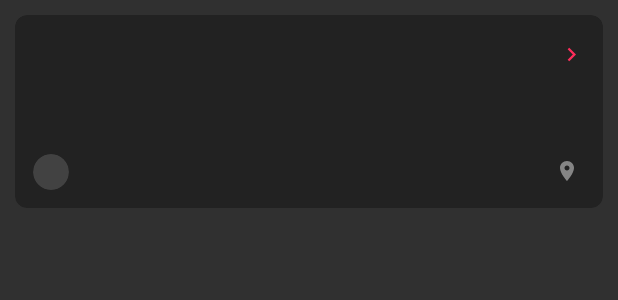
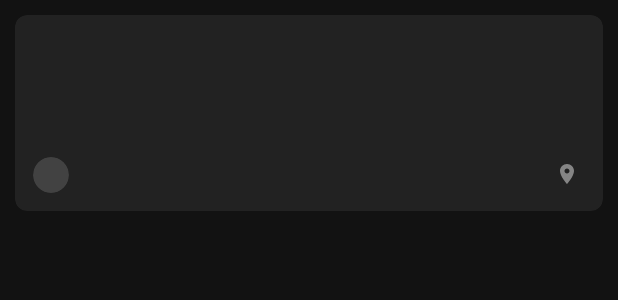
Before and after one commit to Adoobdoob71/Mogal, an Android app: the layout article_item.xml on its own in the app's theme, with its tools: preview values and no code run, on a phone screen of 412 x 824 dp. Shown: the top 300 px of the screen. Run offline under Robolectric (Android 15) with nearby library versions, the phone set to English and light mode, and no system bars.

Commit message:
Last commit maybe please idk anymore ffs

```diff
--- a/app/src/main/java/com/mogal/MainActivity.java
+++ b/app/src/main/java/com/mogal/MainActivity.java
@@ -174,7 +174,8 @@ public class MainActivity extends AppCompatActivity {
                 @Override
                 public void onDataChange(@NonNull DataSnapshot snapshot) {
                     userDetails = snapshot.getValue(User.class);
-                    Picasso.get().load(userDetails.getProfile_picture()).into(profilePicture);
+                    if (userDetails.getProfile_picture() != null && userDetails.getProfile_picture().length() != 0)
+                        Picasso.get().load(userDetails.getProfile_picture()).into(profilePicture);
                 }
 
                 @Override
--- a/app/src/main/java/com/mogal/SettingsActivity.java
+++ b/app/src/main/java/com/mogal/SettingsActivity.java
@@ -77,7 +77,7 @@ public class SettingsActivity extends AppCompatActivity {
             progressDialog.show();
             firebaseAuth.signOut();
             progressDialog.dismiss();
-            UsefulMethods.reloadApp(this, getIntent());
+            UsefulMethods.reloadApp(this, new Intent(this, MainActivity.class));
         }
         else
             Toast.makeText(this, "Already signed out", Toast.LENGTH_SHORT).show();
--- a/app/src/main/java/com/mogal/SignInActivity.java
+++ b/app/src/main/java/com/mogal/SignInActivity.java
@@ -5,6 +5,7 @@ import androidx.appcompat.app.AppCompatActivity;
 
 import android.app.ProgressDialog;
 import android.content.Context;
+import android.content.Intent;
 import android.content.SharedPreferences;
 import android.os.Bundle;
 import android.view.View;
@@ -81,8 +82,7 @@ public class SignInActivity extends AppCompatActivity {
                 if (task.isSuccessful()){
                     Toast.makeText(getApplicationContext(), "Sign in was successful", Toast.LENGTH_SHORT).show();
                     progressDialog.dismiss();
-                    UsefulMethods.reloadApp(SignInActivity.this, getIntent());
-                    finish();
+                    UsefulMethods.reloadApp(SignInActivity.this, new Intent(SignInActivity.this, MainActivity.class));
                 }
                 else {
                     progressDialog.dismiss();
--- a/app/src/main/res/layout/activity_main.xml
+++ b/app/src/main/res/layout/activity_main.xml
@@ -28,6 +28,7 @@
                 android:layout_width="40dp"
                 android:layout_height="40dp"
                 app:cardCornerRadius="20dp"
+                android:foreground="?attr/selectableItemBackgroundBorderless"
                 app:cardElevation="0dp">
                 <ImageView
                     android:id="@+id/activity_main_profile_picture"
--- a/app/src/main/res/layout/activity_sign_up.xml
+++ b/app/src/main/res/layout/activity_sign_up.xml
@@ -118,8 +118,8 @@
                 android:layout_width="wrap_content"
                 android:layout_height="wrap_content"
                 android:id="@+id/activity_sign_up_submit_button"
-                style="@style/Widget.MaterialComponents.Button.OutlinedButton"
                 android:text="@string/submit"
+                style="@style/Widget.MaterialComponents.Button.TextButton"
                 android:layout_gravity="end"
                 android:layout_marginTop="32dp"
                 android:layout_marginEnd="8dp"/>
--- a/app/src/main/res/layout/article_item.xml
+++ b/app/src/main/res/layout/article_item.xml
@@ -9,6 +9,8 @@
         android:layout_width="match_parent"
         android:layout_height="wrap_content"
         android:backgroundTint="?attr/colorCard"
+        android:id="@+id/article_item_card_view"
+        android:foreground="?attr/selectableItemBackgroundBorderless"
         app:cardElevation="0dp"
         app:cardCornerRadius="8dp">
         <LinearLayout
@@ -42,18 +44,6 @@
                         android:textColor="?attr/colorText"
                         android:textStyle="bold" />
 
-                    <LinearLayout
-                        android:layout_width="0dp"
-                        android:layout_height="wrap_content"
-                        android:layout_weight="1"/>
-                    <ImageButton
-                        android:layout_width="wrap_content"
-                        android:layout_height="wrap_content"
-                        android:id="@+id/article_item_read_more"
-                        android:src="@drawable/chevron"
-                        android:background="?attr/selectableItemBackgroundBorderless"
-                        android:layout_marginStart="12dp"
-                        android:tint="@color/colorPrimary"/>
                 </LinearLayout>
                 <TextView
                     android:id="@+id/article_item_body"
@@ -71,6 +61,7 @@
                     android:layout_height="wrap_content"
                     android:id="@+id/article_item_timestamp"
                     android:textSize="10sp"
+                    android:layout_marginTop="4dp"
                     android:textColor="@color/colorPlaceholder"
                     android:layout_gravity="end"/>
                 <LinearLayout
@@ -78,7 +69,7 @@
                     android:layout_height="wrap_content"
                     android:orientation="horizontal"
                     android:gravity="center_vertical"
-                    android:layout_marginTop="10dp">
+                    android:layout_marginTop="8dp">
 
                     <androidx.cardview.widget.CardView
                         android:layout_width="24dp"
--- a/app/src/main/res/values/colors.xml
+++ b/app/src/main/res/values/colors.xml
@@ -16,7 +16,7 @@
     <color name="colorCardLight">#FBFBFB</color>
 
     <!--     dark theme colors    -->
-    <color name="colorTabDark">#1B1B1B</color>
+    <color name="colorTabDark">#1E1E1E</color>
     <color name="colorTextDark">#FFF</color>
     <color name="colorBackgroundDark">#151515</color>
     <color name="colorDividerDark">#252525</color>
--- a/app/src/main/res/values/styles.xml
+++ b/app/src/main/res/values/styles.xml
@@ -13,7 +13,7 @@
     </style>
 
     <!-- Dark application theme. -->
-    <style name="AppThemeDark" parent="Theme.MaterialComponents.NoActionBar.Bridge">
+    <style name="AppThemeDark" parent="Theme.MaterialComponents.NoActionBar">
         <item name="colorPrimary">@color/colorPrimary</item>
         <item name="colorPrimaryDark">@color/colorPrimaryDark</item>
         <item name="colorAccent">@color/colorAccent</item>
```
Also changed, not shown: app/src/main/java/com/mogal/SignUpActivity.java (+9 -8 lines), app/src/main/java/com/mogal/adapters/ArticleAdapter.java (+6 -4 lines).
